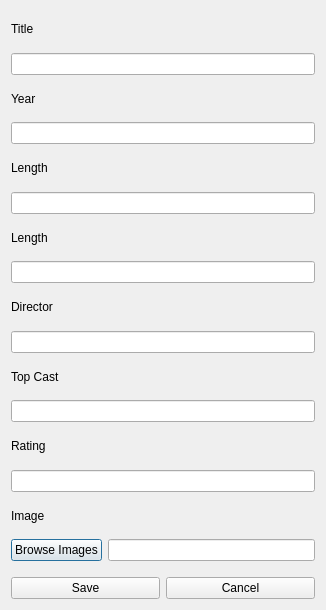
filip-ba/movie-archive, file dialogwindow.ui: the form before one commit.
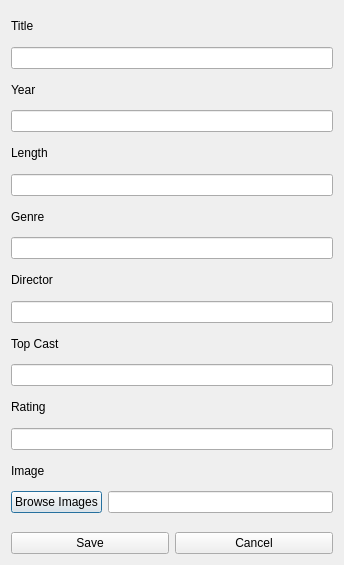
The form after the commit.

Commit message: fixed connects, modified layouts

Diff of the .ui file:
```diff
--- a/dialogwindow.ui
+++ b/dialogwindow.ui
@@ -6,8 +6,8 @@
    <rect>
     <x>0</x>
     <y>0</y>
-    <width>326</width>
-    <height>610</height>
+    <width>344</width>
+    <height>565</height>
    </rect>
   </property>
   <property name="windowTitle">
@@ -51,7 +51,7 @@
    <item>
     <widget class="QLabel" name="label_8">
      <property name="text">
-      <string>Length</string>
+      <string>Genre</string>
      </property>
     </widget>
    </item>
@@ -123,8 +123,8 @@
      </property>
      <property name="sizeHint" stdset="0">
       <size>
-       <width>20</width>
-       <height>10</height>
+       <width>17</width>
+       <height>13</height>
       </size>
      </property>
     </spacer>
```
The commit also changes 7 other files.
